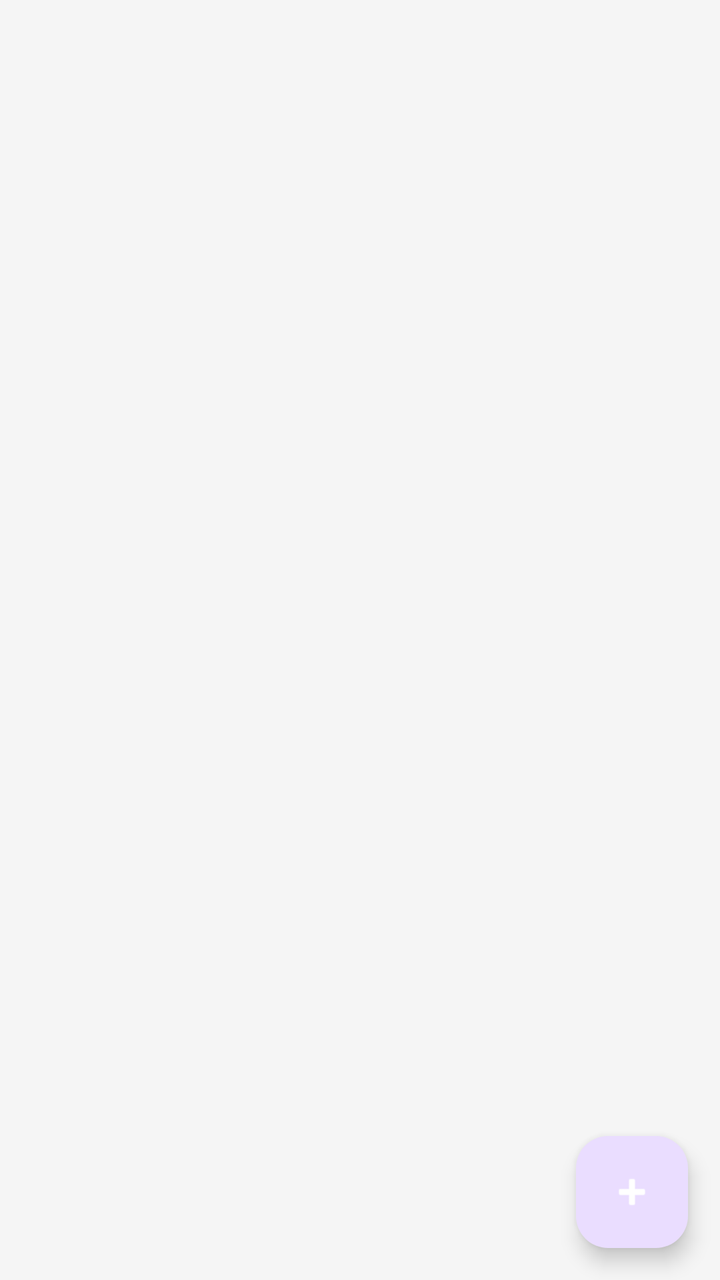
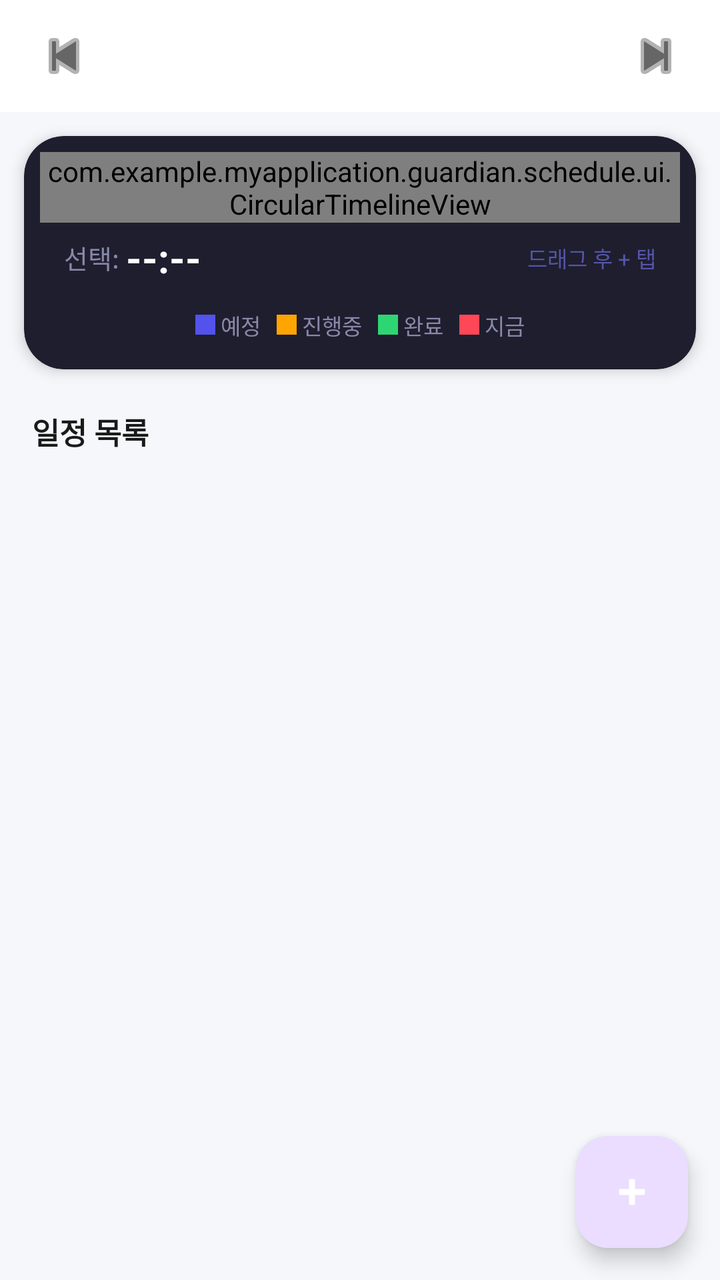

Two renders of the same Android screen: before a commit and after it. Below are the layout's source before the change and the commit's diff.
<!-- AndroidManifest.xml: application theme Theme.MyApplication -->
<!-- res/layout/fragment_schedule.xml -->
<?xml version="1.0" encoding="utf-8"?>
<androidx.coordinatorlayout.widget.CoordinatorLayout
    xmlns:android="http://schemas.android.com/apk/res/android"
    xmlns:app="http://schemas.android.com/apk/res-auto"
    android:layout_width="match_parent"
    android:layout_height="match_parent"
    android:background="#F5F5F5">

    <androidx.recyclerview.widget.RecyclerView
        android:id="@+id/rvSchedule"
        android:layout_width="match_parent"
        android:layout_height="match_parent"
        android:padding="16dp"
        android:clipToPadding="false"/>

    <com.google.android.material.floatingactionbutton.FloatingActionButton
        android:id="@+id/fabAdd"
        android:layout_width="wrap_content"
        android:layout_height="wrap_content"
        android:layout_gravity="bottom|end"
        android:layout_margin="16dp"
        android:src="@android:drawable/ic_input_add"
        app:tint="@android:color/white"/>

</androidx.coordinatorlayout.widget.CoordinatorLayout>
<!-- resources referenced by this layout -->
<resources>
  <style name="Theme.MyApplication" parent="Base.Theme.MyApplication" />
  <style name="Base.Theme.MyApplication" parent="Theme.Material3.DayNight.NoActionBar">
          
          
      </style>
</resources>

<!-- the commit's change to res/layout/fragment_schedule.xml (unified diff, before → after) -->
@@ -4,14 +4,178 @@
     xmlns:app="http://schemas.android.com/apk/res-auto"
     android:layout_width="match_parent"
     android:layout_height="match_parent"
-    android:background="#F5F5F5">
+    android:background="@color/bgPage">
 
-    <androidx.recyclerview.widget.RecyclerView
-        android:id="@+id/rvSchedule"
+    <androidx.core.widget.NestedScrollView
         android:layout_width="match_parent"
-        android:layout_height="match_parent"
-        android:padding="16dp"
-        android:clipToPadding="false"/>
+        android:layout_height="match_parent">
+
+        <LinearLayout
+            android:layout_width="match_parent"
+            android:layout_height="wrap_content"
+            android:orientation="vertical">
+
+            
+            <LinearLayout
+                android:layout_width="match_parent"
+                android:layout_height="56dp"
+                android:orientation="horizontal"
+                android:gravity="center_vertical"
+                android:paddingHorizontal="12dp"
+                android:background="@color/bgCard">
+
+                <ImageButton
+                    android:id="@+id/btnPrevDay"
+                    android:layout_width="40dp"
+                    android:layout_height="40dp"
+                    android:src="@android:drawable/ic_media_previous"
+                    android:background="?attr/selectableItemBackgroundBorderless"
+                    android:tint="@color/textSecondary"
+                    android:contentDescription="이전날"/>
+
+                <TextView
+                    android:id="@+id/tvDate"
+                    android:layout_width="0dp"
+                    android:layout_height="wrap_content"
+                    android:layout_weight="1"
+                    android:gravity="center"
+                    android:textSize="16sp"
+                    android:textStyle="bold"
+                    android:textColor="@color/textPrimary"/>
+
+                <ImageButton
+                    android:id="@+id/btnNextDay"
+                    android:layout_width="40dp"
+                    android:layout_height="40dp"
+                    android:src="@android:drawable/ic_media_next"
+                    android:background="?attr/selectableItemBackgroundBorderless"
+                    android:tint="@color/textSecondary"
+                    android:contentDescription="다음날"/>
+
+            </LinearLayout>
+
+            
+            <androidx.cardview.widget.CardView
+                xmlns:card="http://schemas.android.com/apk/res-auto"
+                android:layout_width="match_parent"
+                android:layout_height="wrap_content"
+                android:layout_margin="12dp"
+                card:cardCornerRadius="20dp"
+                card:cardElevation="4dp"
+                card:cardBackgroundColor="#1E1E2E">
+
+                <LinearLayout
+                    android:layout_width="match_parent"
+                    android:layout_height="wrap_content"
+                    android:orientation="vertical">
+
+                    <com.example.myapplication.guardian.schedule.ui.CircularTimelineView
+                        android:id="@+id/timelineView"
+                        android:layout_width="match_parent"
+                        android:layout_height="wrap_content"
+                        android:layout_marginHorizontal="8dp"
+                        android:layout_marginTop="8dp"/>
+
+                    
+                    <LinearLayout
+                        android:layout_width="match_parent"
+                        android:layout_height="wrap_content"
+                        android:orientation="horizontal"
+                        android:gravity="center_vertical"
+                        android:paddingHorizontal="20dp"
+                        android:paddingBottom="12dp"
+                        android:paddingTop="4dp">
+
+                        <TextView
+                            android:layout_width="wrap_content"
+                            android:layout_height="wrap_content"
+                            android:text="선택: "
+                            android:textSize="13sp"
+                            android:textColor="#8888AA"/>
+
+                        <TextView
+                            android:id="@+id/tvSelectedTime"
+                            android:layout_width="0dp"
+                            android:layout_height="wrap_content"
+                            android:layout_weight="1"
+                            android:text="--:--"
+                            android:textSize="20sp"
+                            android:textStyle="bold"
+                            android:textColor="#FFFFFF"/>
+
+                        <TextView
+                            android:layout_width="wrap_content"
+                            android:layout_height="wrap_content"
+                            android:text="드래그 후 + 탭"
+                            android:textSize="11sp"
+                            android:textColor="#5555AA"/>
+
+                    </LinearLayout>
+
+                    
+                    <LinearLayout
+                        android:layout_width="match_parent"
+                        android:layout_height="wrap_content"
+                        android:orientation="horizontal"
+                        android:gravity="center"
+                        android:paddingBottom="14dp">
+
+                        <View android:layout_width="10dp" android:layout_height="10dp" android:background="#5352ED"/>
+                        <TextView android:layout_width="wrap_content" android:layout_height="wrap_content"
+                            android:text=" 예정   " android:textSize="11sp" android:textColor="#8888AA"/>
+
+                        <View android:layout_width="10dp" android:layout_height="10dp" android:background="#FFA502"/>
+                        <TextView android:layout_width="wrap_content" android:layout_height="wrap_content"
+                            android:text=" 진행중   " android:textSize="11sp" android:textColor="#8888AA"/>
+
+                        <View android:layout_width="10dp" android:layout_height="10dp" android:background="#2ED573"/>
+                        <TextView android:layout_width="wrap_content" android:layout_height="wrap_content"
+                            android:text=" 완료   " android:textSize="11sp" android:textColor="#8888AA"/>
+
+                        <View android:layout_width="10dp" android:layout_height="10dp" android:background="#FF4757"/>
+                        <TextView android:layout_width="wrap_content" android:layout_height="wrap_content"
+                            android:text=" 지금" android:textSize="11sp" android:textColor="#8888AA"/>
+
+                    </LinearLayout>
+
+                </LinearLayout>
+            </androidx.cardview.widget.CardView>
+
+            
+            <TextView
+                android:id="@+id/tvScheduleHeader"
+                android:layout_width="wrap_content"
+                android:layout_height="wrap_content"
+                android:text="일정 목록"
+                android:textSize="15sp"
+                android:textStyle="bold"
+                android:textColor="@color/textPrimary"
+                android:paddingHorizontal="16dp"
+                android:paddingTop="8dp"
+                android:paddingBottom="8dp"/>
+
+            <TextView
+                android:id="@+id/tvEmpty"
+                android:layout_width="match_parent"
+                android:layout_height="wrap_content"
+                android:text="이 날짜에 일정이 없어요\n+ 버튼으로 추가해보세요"
+                android:textSize="14sp"
+                android:textColor="@color/textHint"
+                android:gravity="center"
+                android:paddingVertical="32dp"
+                android:visibility="gone"/>
+
+            <androidx.recyclerview.widget.RecyclerView
+                android:id="@+id/rvSchedule"
+                android:layout_width="match_parent"
+                android:layout_height="wrap_content"
+                android:nestedScrollingEnabled="false"
+                android:paddingHorizontal="12dp"
+                android:paddingBottom="80dp"
+                android:clipToPadding="false"/>
+
+        </LinearLayout>
+    </androidx.core.widget.NestedScrollView>
 
     <com.google.android.material.floatingactionbutton.FloatingActionButton
         android:id="@+id/fabAdd"
<!-- resource entries referenced after the edit -->
@@ -1,9 +1,23 @@
 <!-- resources referenced by this layout -->
 <resources>
+  <color name="bgCard">#FFFFFF</color>
+  <color name="bgPage">#F5F7FA</color>
+  <color name="textHint">#AAAAAA</color>
+  <color name="textPrimary">#1A1A1A</color>
+  <color name="textSecondary">#666666</color>
   <style name="Theme.MyApplication" parent="Base.Theme.MyApplication" />
-  <style name="Base.Theme.MyApplication" parent="Theme.Material3.DayNight.NoActionBar">
-          
-          
+  <style name="Base.Theme.MyApplication" parent="Theme.Material3.Light.NoActionBar">
+          <item name="colorPrimary">@color/colorPrimary</item>
+          <item name="colorPrimaryDark">@color/colorPrimaryDark</item>
+          <item name="colorOnPrimary">@color/white</item>
+          <item name="colorSurface">@color/white</item>
+          <item name="colorOnSurface">@color/textPrimary</item>
+          <item name="android:windowBackground">@color/bgPage</item>
+          <item name="android:statusBarColor">@color/white</item>
+          <item name="android:windowLightStatusBar" tools:targetApi="23">true</item>
       </style>
+  <color name="colorPrimary">#1976D2</color>
+  <color name="colorPrimaryDark">#115293</color>
+  <color name="white">#FFFFFFFF</color>
 </resources>
 
